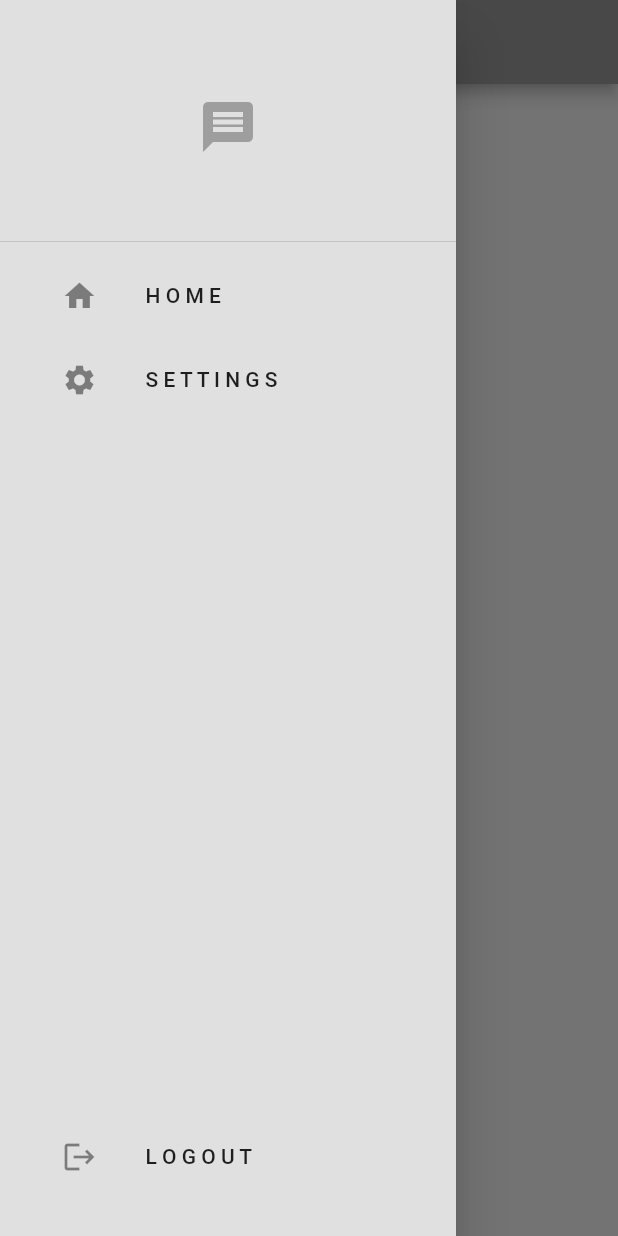
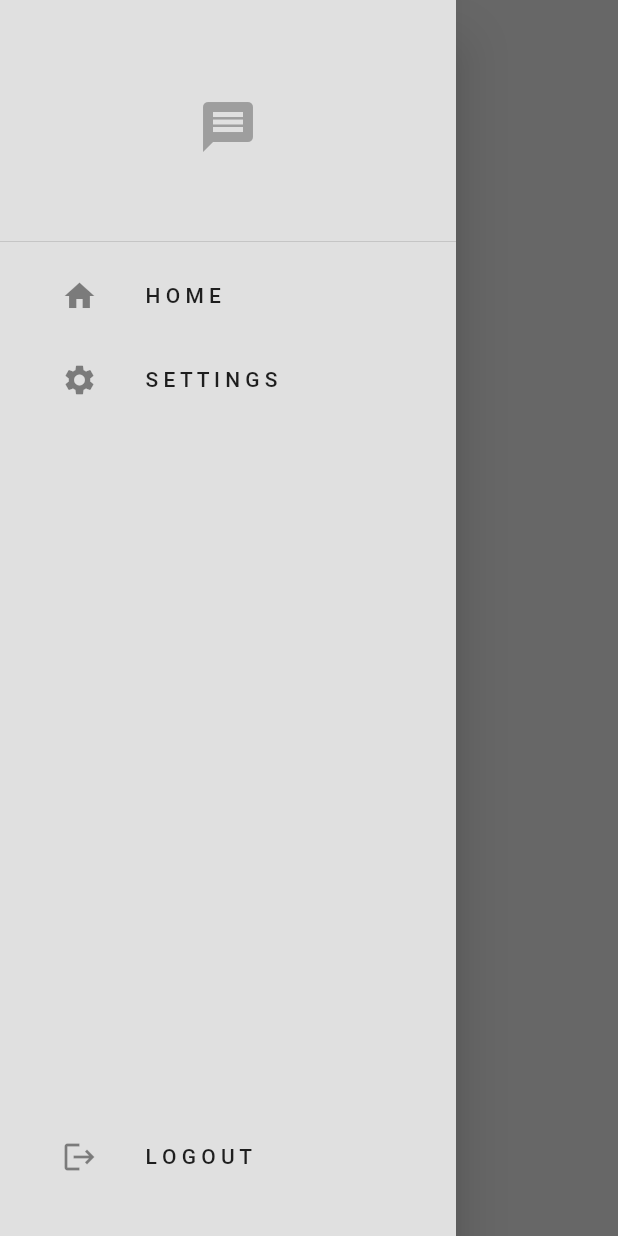
Before and after one commit to soobinchoe/flutter_chat_app, a Flutter app: the screen it shows once a user with an empty profile is signed in, with the side drawer open, on a phone screen of 412 x 824 dp. Run offline on Flutter 3.47's test engine with Material 2 defaults, Android fonts, the phone set to English and light mode, and no system bars; our stand-ins replace cloud_firestore, firebase_auth, firebase_core; missing offline and left inert: dart:js; accounts and stored records are empty.

```diff
--- a/lib/pages/home_page.dart
+++ b/lib/pages/home_page.dart
@@ -17,10 +17,17 @@ class HomePage extends StatelessWidget {
   @override
   Widget build(BuildContext context) {
     return Scaffold(
+      backgroundColor: Theme.of(context).colorScheme.background,
       appBar: AppBar(
-        title: Text("Home"),
+        title: const Text(
+          "Home",
+        ),
+        backgroundColor: Colors.transparent,
+        foregroundColor: Colors.grey,
+        elevation: 0,
+        centerTitle: true,
       ),
-      drawer: MyDrawer(),
+      drawer: const MyDrawer(),
       body: _buildUserList(),
     );
   }
--- a/lib/pages/settings_page.dart
+++ b/lib/pages/settings_page.dart
@@ -8,8 +8,13 @@ class SettingsPage extends StatelessWidget {
   @override
   Widget build(BuildContext context) {
     return Scaffold(
+      backgroundColor: Theme.of(context).colorScheme.background,
       appBar: AppBar(
         title: const Text("Settings"),
+        backgroundColor: Colors.transparent,
+        foregroundColor: Colors.grey,
+        elevation: 0,
+        centerTitle: true,
       ),
     );
   }
```
Also changed, not shown: lib/components/chat_bubble.dart (added, +33 -0 lines), lib/pages/chat_page.dart (+42 -5 lines).
